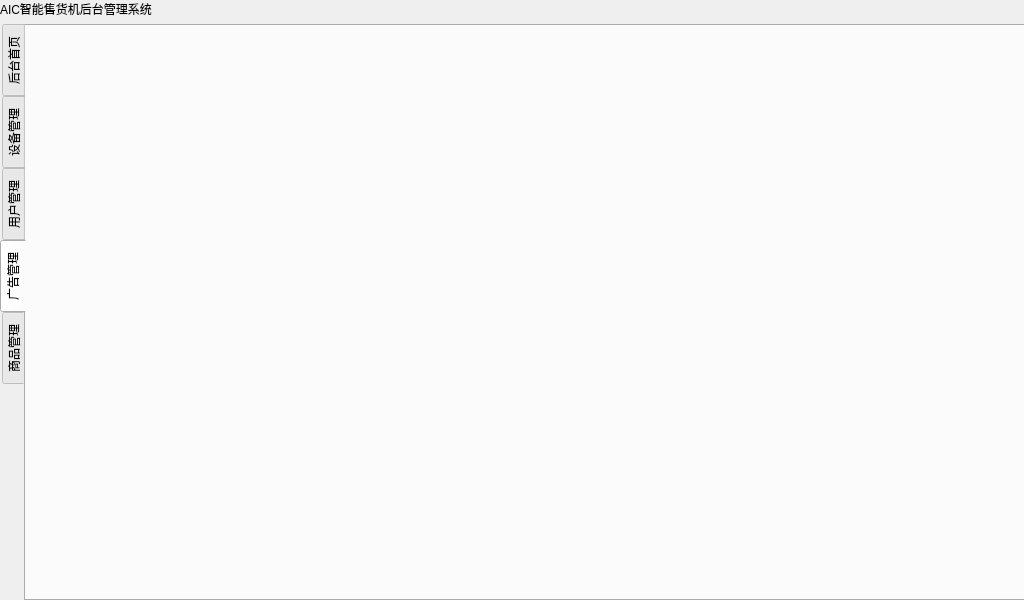
Above: VendingSystem_server/menu.ui from Nyar-D/VendingSystem before the change. Below: the same form after it.
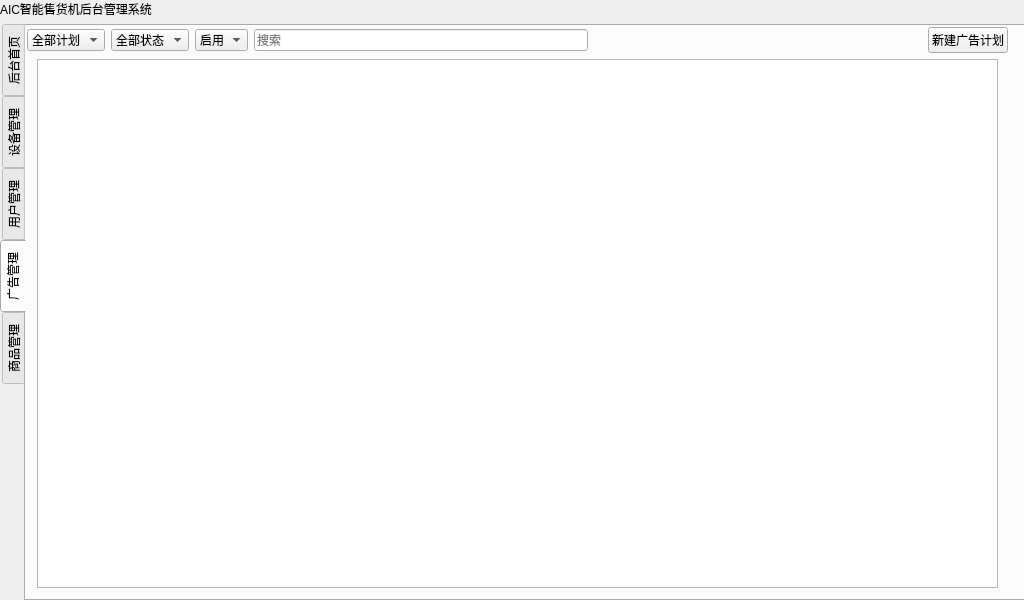
That is the form after the change. The open tabs and pages were chosen to show the change.

Commit message: 创建线程执行adv_table显示

The edit to the form file:
```diff
--- a/VendingSystem_server/menu.ui
+++ b/VendingSystem_server/menu.ui
@@ -136,6 +136,119 @@
        <attribute name="title">
         <string>广告管理</string>
        </attribute>
+       <widget class="QWidget" name="layoutWidget">
+        <property name="geometry">
+         <rect>
+          <x>1</x>
+          <y>1</y>
+          <width>981</width>
+          <height>561</height>
+         </rect>
+        </property>
+        <layout class="QVBoxLayout" name="verticalLayout_2">
+         <item>
+          <layout class="QHBoxLayout" name="horizontalLayout">
+           <item>
+            <widget class="QComboBox" name="comboBox">
+             <item>
+              <property name="text">
+               <string>全部计划</string>
+              </property>
+             </item>
+            </widget>
+           </item>
+           <item>
+            <widget class="QComboBox" name="comboBox_2">
+             <item>
+              <property name="text">
+               <string>全部状态</string>
+              </property>
+             </item>
+            </widget>
+           </item>
+           <item>
+            <widget class="QComboBox" name="comboBox_3">
+             <item>
+              <property name="text">
+               <string>启用</string>
+              </property>
+             </item>
+            </widget>
+           </item>
+           <item>
+            <widget class="QLineEdit" name="lineEdit">
+             <property name="placeholderText">
+              <string>搜索</string>
+             </property>
+            </widget>
+           </item>
+           <item>
+            <spacer name="horizontalSpacer">
+             <property name="orientation">
+              <enum>Qt::Horizontal</enum>
+             </property>
+             <property name="sizeHint" stdset="0">
+              <size>
+               <width>40</width>
+               <height>20</height>
+              </size>
+             </property>
+            </spacer>
+           </item>
+           <item>
+            <widget class="QPushButton" name="pushButton">
+             <property name="text">
+              <string>新建广告计划</string>
+             </property>
+            </widget>
+           </item>
+          </layout>
+         </item>
+         <item>
+          <layout class="QHBoxLayout" name="horizontalLayout_2">
+           <item>
+            <spacer name="horizontalSpacer_2">
+             <property name="orientation">
+              <enum>Qt::Horizontal</enum>
+             </property>
+             <property name="sizeType">
+              <enum>QSizePolicy::Fixed</enum>
+             </property>
+             <property name="sizeHint" stdset="0">
+              <size>
+               <width>10</width>
+               <height>20</height>
+              </size>
+             </property>
+            </spacer>
+           </item>
+           <item>
+            <widget class="QTableView" name="adv_table">
+             <property name="mouseTracking">
+              <bool>true</bool>
+             </property>
+            </widget>
+           </item>
+           <item>
+            <spacer name="horizontalSpacer_3">
+             <property name="orientation">
+              <enum>Qt::Horizontal</enum>
+             </property>
+             <property name="sizeType">
+              <enum>QSizePolicy::Fixed</enum>
+             </property>
+             <property name="sizeHint" stdset="0">
+              <size>
+               <width>10</width>
+               <height>20</height>
+              </size>
+             </property>
+            </spacer>
+           </item>
+          </layout>
+         </item>
+        </layout>
+       </widget>
       </widget>
       <widget class="QWidget" name="goodsManager_tab">
        <attribute name="title">
```
Left out of the diff: 5 changed lines with no effect on the pictures. The commit also changes 11 other files.
